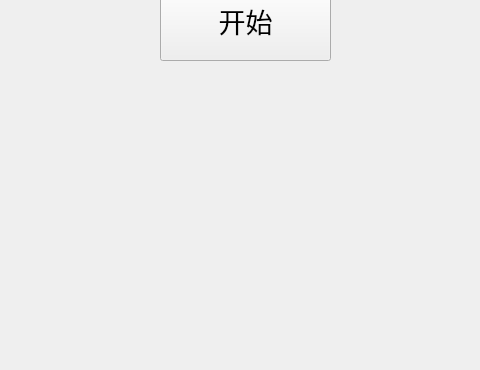
This is goldMiner/startwindow.ui in fatty-belly/QT-goldMiner as Qt 5 draws it before an edit; both pictures show x 160 to 640 and y 230 to 600 of the 800 by 600 pixel window. The edited form follows.
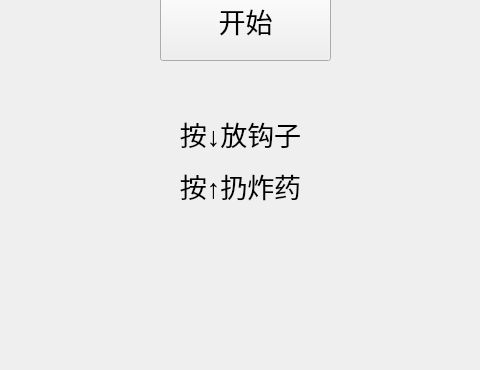
This is the edited form.

```diff
--- a/goldMiner/startwindow.ui
+++ b/goldMiner/startwindow.ui
@@ -32,6 +32,27 @@
      <string>开始</string>
     </property>
    </widget>
+   <widget class="QLabel" name="label">
+    <property name="geometry">
+     <rect>
+      <x>310</x>
+      <y>340</y>
+      <width>181</width>
+      <height>101</height>
+     </rect>
+    </property>
+    <property name="font">
+     <font>
+      <pointsize>20</pointsize>
+     </font>
+    </property>
+    <property name="text">
+     <string>&lt;html&gt;&lt;head/&gt;&lt;body&gt;&lt;p&gt;按↓放钩子&lt;/p&gt;&lt;p&gt;按↑扔炸药&lt;/p&gt;&lt;/body&gt;&lt;/html&gt;</string>
+    </property>
+    <property name="alignment">
+     <set>Qt::AlignCenter</set>
+    </property>
+   </widget>
   </widget>
   <widget class="QMenuBar" name="menubar">
    <property name="geometry">
```
